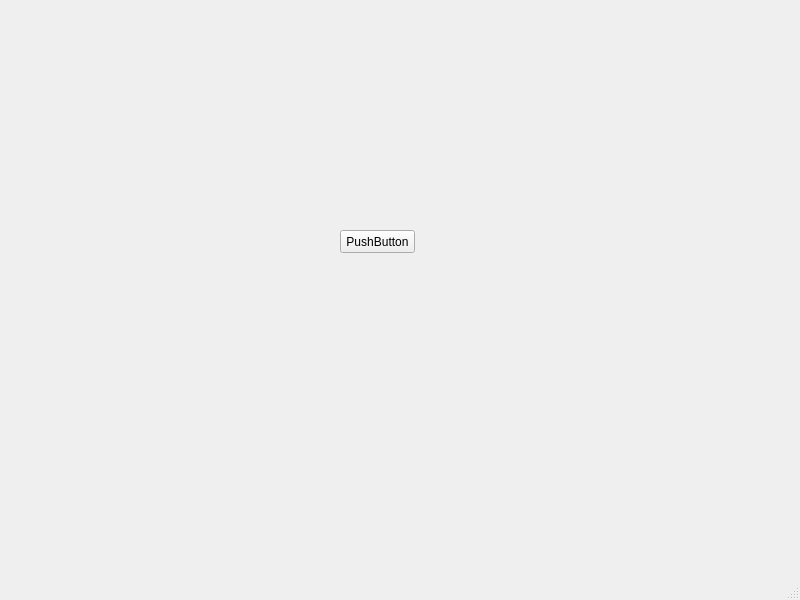
Old version of the form mainwindow.ui in the repository LetRuin/t.
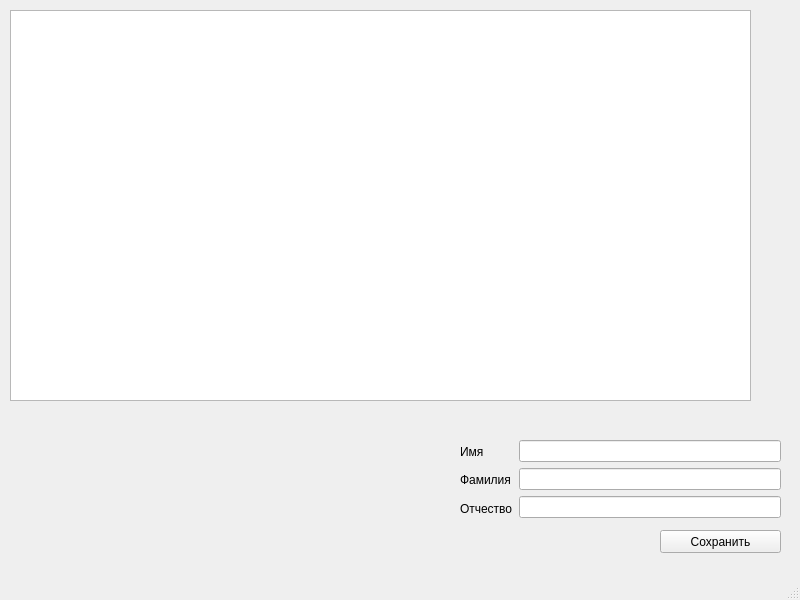
New version of the form.

```diff
--- a/mainwindow.ui
+++ b/mainwindow.ui
@@ -17,14 +17,74 @@
    <widget class="QPushButton" name="pushButton">
     <property name="geometry">
      <rect>
-      <x>340</x>
-      <y>230</y>
-      <width>75</width>
+      <x>660</x>
+      <y>530</y>
+      <width>121</width>
       <height>23</height>
      </rect>
     </property>
     <property name="text">
-     <string>PushButton</string>
+     <string>Сохранить</string>
+    </property>
+   </widget>
+   <widget class="QWidget" name="horizontalLayoutWidget">
+    <property name="geometry">
+     <rect>
+      <x>460</x>
+      <y>440</y>
+      <width>321</width>
+      <height>80</height>
+     </rect>
+    </property>
+    <layout class="QHBoxLayout" name="horizontalLayout">
+     <item>
+      <layout class="QVBoxLayout" name="verticalLayout_2">
+       <item>
+        <widget class="QLabel" name="label_Firstname">
+         <property name="text">
+          <string>Имя</string>
+         </property>
+        </widget>
+       </item>
+       <item>
+        <widget class="QLabel" name="label_Lastname">
+         <property name="text">
+          <string>Фамилия</string>
+         </property>
+        </widget>
+       </item>
+       <item>
+        <widget class="QLabel" name="label_Patronymic">
+         <property name="text">
+          <string>Отчество</string>
+         </property>
+        </widget>
+       </item>
+      </layout>
+     </item>
+     <item>
+      <layout class="QVBoxLayout" name="verticalLayout">
+       <item>
+        <widget class="QLineEdit" name="lineEdit_Firstname"/>
+       </item>
+       <item>
+        <widget class="QLineEdit" name="lineEdit_Lastname"/>
+       </item>
+       <item>
+        <widget class="QLineEdit" name="lineEdit_Patronymic"/>
+       </item>
+      </layout>
+     </item>
+    </layout>
+   </widget>
+   <widget class="QTableView" name="tableView">
+    <property name="geometry">
+     <rect>
+      <x>10</x>
+      <y>10</y>
+      <width>741</width>
+      <height>391</height>
+     </rect>
     </property>
    </widget>
   </widget>
```
